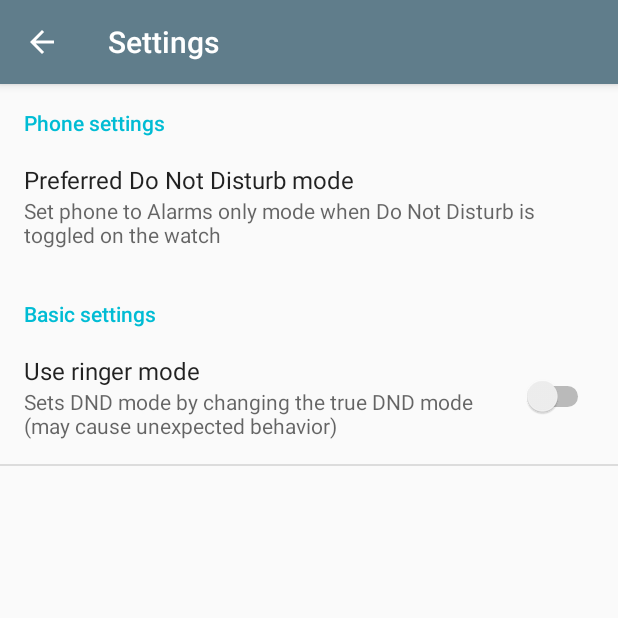
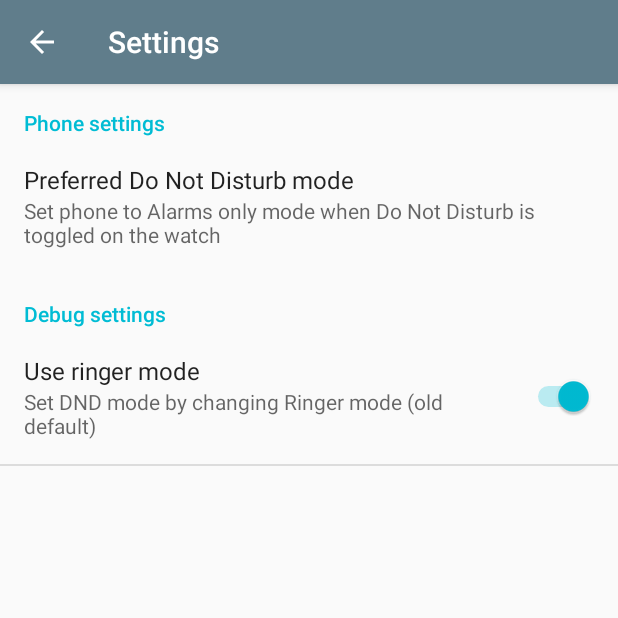
Before and after one commit to blunden/DoNotDisturbSync, an Android app: the SettingsActivity screen opened directly, with no data from a screen before it, after a tap on "Use ringer mode", on a phone screen of 412 x 824 dp, the top half of it. Run offline under Robolectric (Android 15) with nearby library versions, the phone set to English and light mode, and no system bars.

Commit message:
Make "Use ringer mode" a debug setting and flip the default value

```diff
--- a/mobile/src/main/java/se/blunden/donotdisturbsync/DNDStatusChangedReceiver.java
+++ b/mobile/src/main/java/se/blunden/donotdisturbsync/DNDStatusChangedReceiver.java
@@ -39,7 +39,7 @@ public class DNDStatusChangedReceiver extends BroadcastReceiver {
         if (intent.getAction().equals(AudioManager.RINGER_MODE_CHANGED_ACTION)) {
             Log.d(TAG, "Received a RINGER_MODE_CHANGED");
 
-            if (mPreferences.getBoolean("use_ringer_mode", true)) {
+            if (mPreferences.getBoolean("use_ringer_mode", false)) {
                 AudioManager audioManager = (AudioManager) context.getSystemService(Context.AUDIO_SERVICE);
 
                 int deviceRingerMode = audioManager.getRingerMode();
--- a/mobile/src/main/java/se/blunden/donotdisturbsync/WearMessageListenerService.java
+++ b/mobile/src/main/java/se/blunden/donotdisturbsync/WearMessageListenerService.java
@@ -43,7 +43,7 @@ public class WearMessageListenerService extends WearableListenerService {
             // Read the received ringer or dnd mode and convert it back to an integer
             int newMode = Integer.parseInt(new String(messageEvent.getData()));
 
-            if (mPreferences.getBoolean("use_ringer_mode", true)) {
+            if (mPreferences.getBoolean("use_ringer_mode", false)) {
                 Log.d(TAG, "Received new ringer mode " + newMode + " from source " + messageEvent.getSourceNodeId());
             } else {
                 Log.d(TAG, "Received new dnd mode " + newMode + " from source " + messageEvent.getSourceNodeId());
@@ -54,7 +54,7 @@ public class WearMessageListenerService extends WearableListenerService {
             // Check if the notification policy access has been granted for the app
             // This is needed to set modes that affect Do Not Disturb in Android N
             if (mNotificationManager.isNotificationPolicyAccessGranted() || Build.VERSION.SDK_INT < Build.VERSION_CODES.N) {
-                if (mPreferences.getBoolean("use_ringer_mode", true)) {
+                if (mPreferences.getBoolean("use_ringer_mode", false)) {
                     Log.d(TAG, "Attempting to set ringer mode " + newMode);
 
                     AudioManager audioManager = (AudioManager) getSystemService(Context.AUDIO_SERVICE);
--- a/mobile/src/main/res/values/strings.xml
+++ b/mobile/src/main/res/values/strings.xml
@@ -9,10 +9,10 @@
     <string name="action_settings">Settings</string>
 
     <string name="settings_category_phone_settings">Phone settings</string>
-    <string name="settings_category_basic_settings">Basic settings</string>
+    <string name="settings_category_debug_settings">Debug settings</string>
     <string name="settings_use_ringer_mode_title">Use ringer mode</string>
-    <string name="settings_use_ringer_mode_on_description">Sets DND mode by changing Ringer mode (default)</string>
-    <string name="settings_use_ringer_mode_off_description">Sets DND mode by changing the true DND mode (may cause unexpected behavior)</string>
+    <string name="settings_use_ringer_mode_on_description">Set DND mode by changing Ringer mode (old default)</string>
+    <string name="settings_use_ringer_mode_off_description">Set DND mode by changing Notification filter (default)</string>
     <string name="settings_preferred_dnd_mode_title">Preferred Do Not Disturb mode</string>
     <string name="settings_preferred_dnd_mode_summary">Set phone to %1$s mode when Do Not Disturb is toggled on the watch</string>
 
--- a/mobile/src/main/res/xml/preferences.xml
+++ b/mobile/src/main/res/xml/preferences.xml
@@ -16,15 +16,15 @@
     </PreferenceCategory>
 
     <PreferenceCategory
-        android:key="basic_settings_category"
-        android:title="@string/settings_category_basic_settings">
+        android:key="debug_settings_category"
+        android:title="@string/settings_category_debug_settings">
 
         <SwitchPreference
             android:key="use_ringer_mode"
             android:title="@string/settings_use_ringer_mode_title"
             android:summaryOn="@string/settings_use_ringer_mode_on_description"
             android:summaryOff="@string/settings_use_ringer_mode_off_description"
-            android:defaultValue="true" />
+            android:defaultValue="false" />
 
     </PreferenceCategory>
 
--- a/wear/src/main/java/se/blunden/donotdisturbsync/DNDStatusChangedReceiver.java
+++ b/wear/src/main/java/se/blunden/donotdisturbsync/DNDStatusChangedReceiver.java
@@ -39,7 +39,7 @@ public class DNDStatusChangedReceiver extends BroadcastReceiver {
         if (intent.getAction().equals(AudioManager.RINGER_MODE_CHANGED_ACTION)) {
             Log.d(TAG, "Received a RINGER_MODE_CHANGED");
 
-            if (mPreferences.getBoolean("use_ringer_mode", true)) {
+            if (mPreferences.getBoolean("use_ringer_mode", false)) {
                 AudioManager audioManager = (AudioManager) context.getSystemService(Context.AUDIO_SERVICE);
 
                 int deviceRingerMode = audioManager.getRingerMode();
--- a/wear/src/main/java/se/blunden/donotdisturbsync/WearMessageListenerService.java
+++ b/wear/src/main/java/se/blunden/donotdisturbsync/WearMessageListenerService.java
@@ -41,7 +41,7 @@ public class WearMessageListenerService extends WearableListenerService {
             // Read the received ringer or dnd mode and convert it back to an integer
             int newMode = Integer.parseInt(new String(messageEvent.getData()));
 
-            if (mPreferences.getBoolean("use_ringer_mode", true)) {
+            if (mPreferences.getBoolean("use_ringer_mode", false)) {
                 Log.d(TAG, "Received new ringer mode " + newMode + " from source " + messageEvent.getSourceNodeId());
             } else {
                 Log.d(TAG, "Received new dnd mode " + newMode + " from source " + messageEvent.getSourceNodeId());
@@ -52,7 +52,7 @@ public class WearMessageListenerService extends WearableListenerService {
             // Check if the notification policy access has been granted for the app
             // This is needed to set modes that affect Do Not Disturb in Android N
             if (mNotificationManager.isNotificationPolicyAccessGranted()) {
-                if (mPreferences.getBoolean("use_ringer_mode", true)) {
+                if (mPreferences.getBoolean("use_ringer_mode", false)) {
                     Log.d(TAG, "Attempting to set ringer mode " + newMode);
 
                     AudioManager audioManager = (AudioManager) getSystemService(Context.AUDIO_SERVICE);
```
